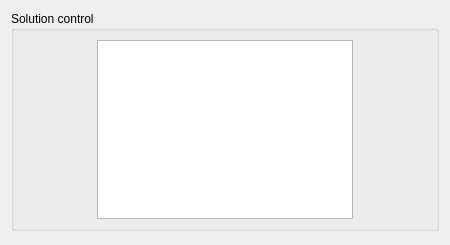
Old version of the form gui/Pages/OutputSurfacicVariablesForm.ui in the repository code-saturne/code_saturne.
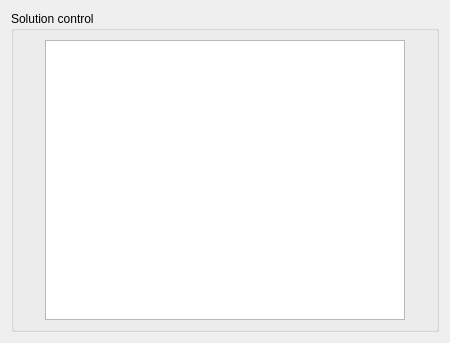
New version of the form.

```diff
--- a/gui/Pages/OutputSurfacicVariablesForm.ui
+++ b/gui/Pages/OutputSurfacicVariablesForm.ui
@@ -35,7 +35,14 @@
          </spacer>
         </item>
         <item row="0" column="1" >
-         <widget class="QTableView" name="tableViewOutput" />
+         <widget class="QTableView" name="tableViewOutput">
+          <property name="minimumSize">
+           <size>
+            <width>360</width>
+            <height>280</height>
+           </size>
+          </property>
+         </widget>
         </item>
         <item row="0" column="2" >
          <spacer>
```
